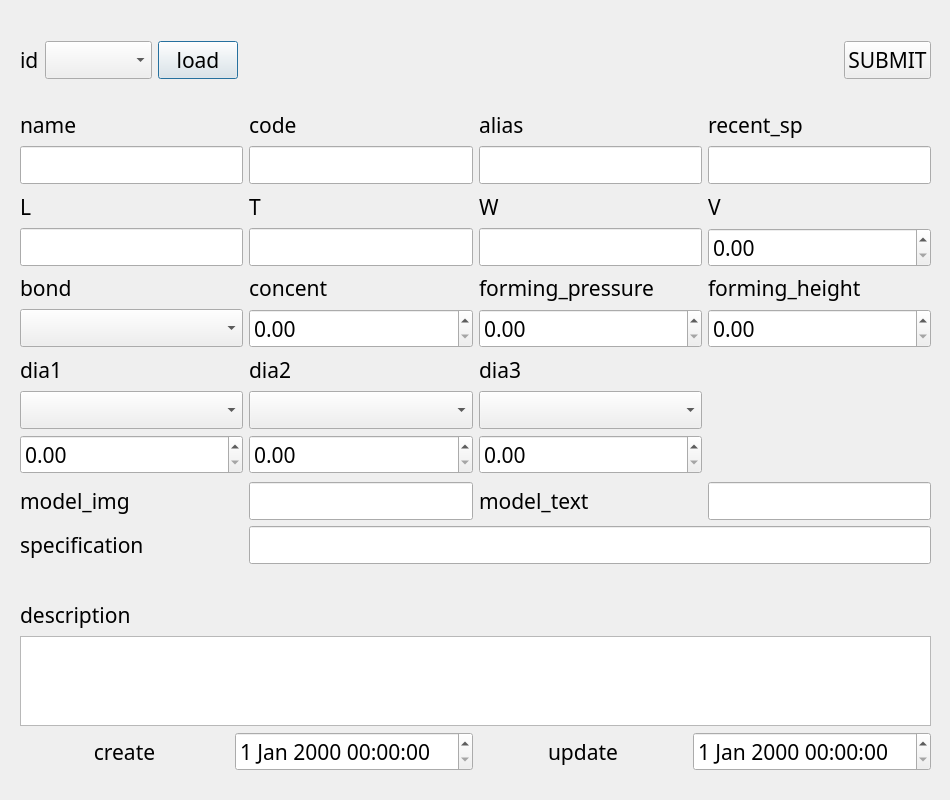
First picture: the form in ui/segmentDialog.ui, repository SuhYeoJee/OrderManager, before the edit.
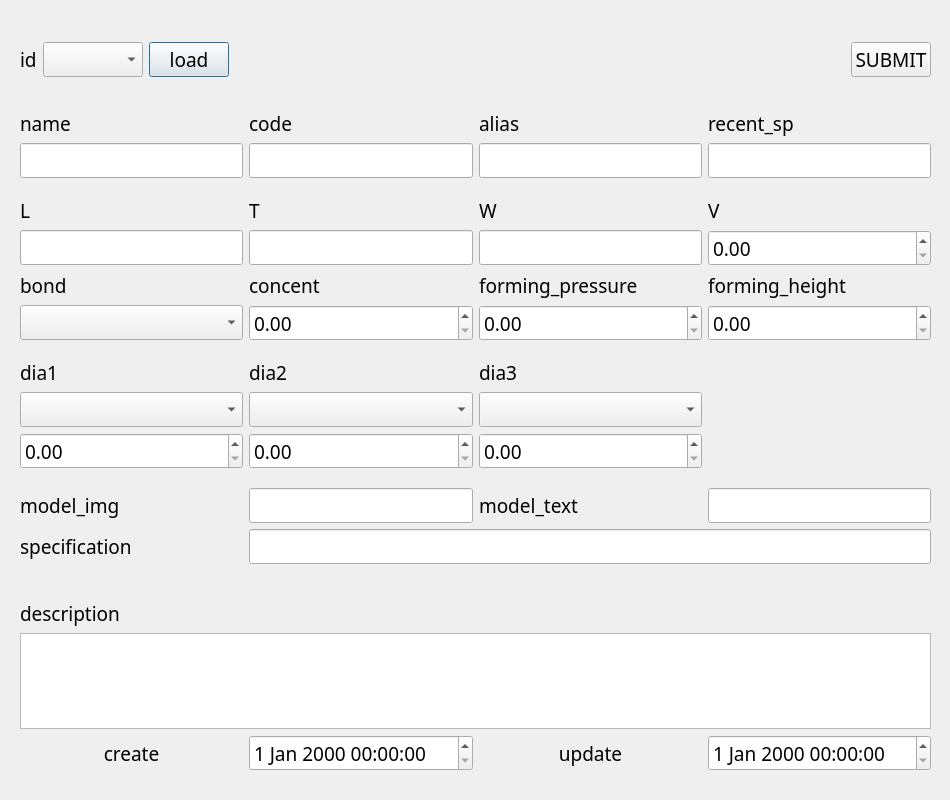
Second picture: the form after the edit.

```diff
--- a/ui/segmentDialog.ui
+++ b/ui/segmentDialog.ui
@@ -13,7 +13,7 @@
   <property name="font">
    <font>
     <family>굴림</family>
-    <pointsize>16</pointsize>
+    <pointsize>14</pointsize>
    </font>
   </property>
   <property name="windowTitle">
```
